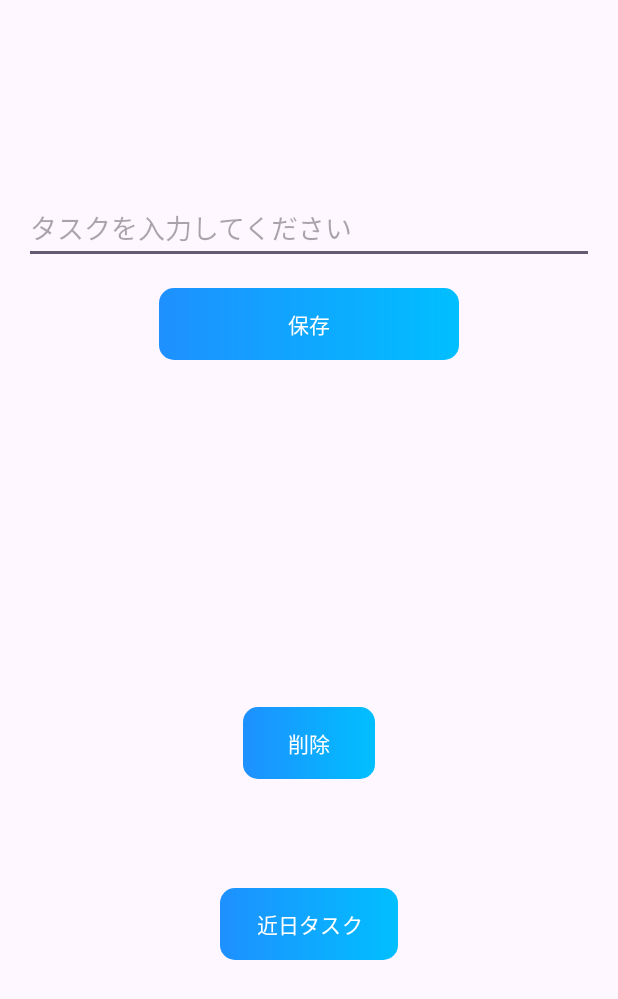
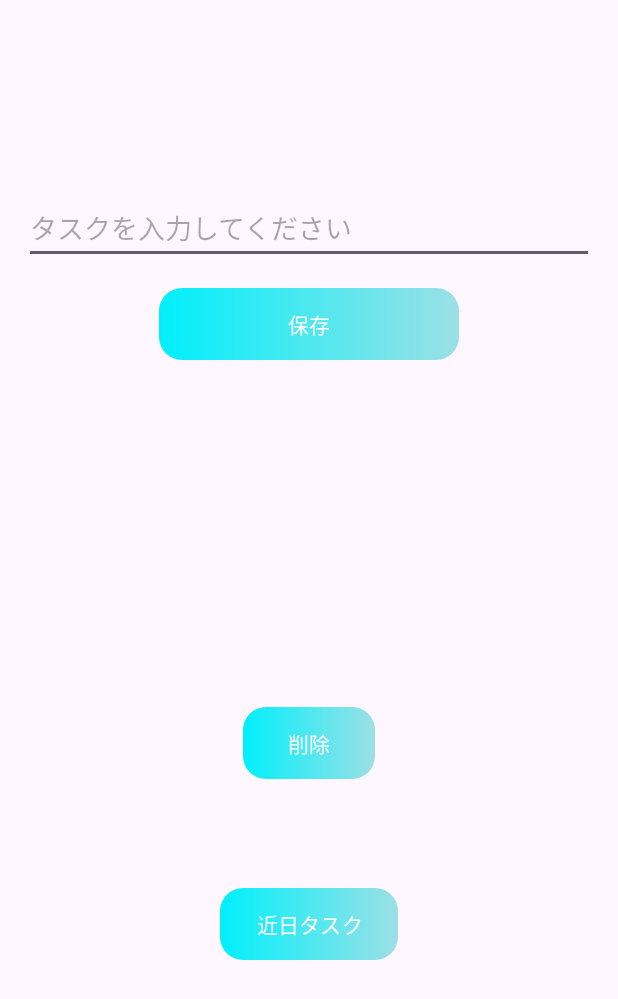
Before and after one commit to Watanabe-39/StudyApp, an Android app: the screen it shows after launch (TodoActivity), after a tap on "To Do List", on a phone screen of 412 x 824 dp. Shown: the top 999 px of the screen. Run offline under Robolectric (Android 15) with nearby library versions, the phone set to English and light mode, and no system bars; libraries missing offline, so code that uses them is left out: com.github.mikephil.charting; 20 statements that could not run were skipped.

Commit message:
日付はKotlinで取得するようにした

```diff
--- a/app/src/main/java/com/example/studyapp/DBHelper.kt
+++ b/app/src/main/java/com/example/studyapp/DBHelper.kt
@@ -33,11 +33,11 @@ class DBHelper(
         private const val SQL_CREATE_STUDY_TABLE_TEMPLATE = """
             CREATE TABLE IF NOT EXISTS %s (
                 id INTEGER PRIMARY KEY AUTOINCREMENT,
-                study_date TEXT DEFAULT (date(datetime('now', '+9 hours'), 'localtime')),
+                study_date TEXT,
                 total_minutes INTEGER
             )
         """
-        // 時間がちょっとずれる?
+        // 時間がちょっとずれる -> 日付はKotlinで取得するようにした
     }
 
     override fun onCreate(db: SQLiteDatabase) {
--- a/app/src/main/res/drawable/button_design.xml
+++ b/app/src/main/res/drawable/button_design.xml
@@ -4,12 +4,12 @@
 <!--    参考: https://hiyoko-programming.com/2072/    -->
 
     <corners
-        android:radius="10dp"/>
+        android:radius="15dp"/>
 
     <gradient
         android:angle="0"
-        android:startColor="#1e90ff"
-        android:endColor="#00bfff"/>
+        android:startColor="#00effb"
+        android:endColor="#9be0e5"/>
 
     <stroke
         android:color="@color/black"
--- a/app/src/main/res/layout/activity_main.xml
+++ b/app/src/main/res/layout/activity_main.xml
@@ -16,7 +16,7 @@
 
     <Button
         android:id="@+id/todo_navigate_button"
-        android:layout_width="200dp"
+        android:layout_width="250dp"
         android:layout_height="50dp"
         android:text="To Do List"
         android:layout_marginTop= "20dp"
@@ -28,7 +28,7 @@
 
     <Button
         android:id="@+id/study_time_navigate_button"
-        android:layout_width="200dp"
+        android:layout_width="250dp"
         android:layout_height="50dp"
         android:text="Study Time"
         app:layout_constraintTop_toBottomOf="@id/todo_navigate_button"
@@ -40,7 +40,7 @@
 
     <Button
         android:id="@+id/scadule_navigate_button"
-        android:layout_width="200dp"
+        android:layout_width="250dp"
         android:layout_height="50dp"
         android:text="Schedule"
         app:layout_constraintTop_toBottomOf="@id/study_time_navigate_button"
```
Also changed, not shown: app/src/main/java/com/example/studyapp/SetTasksActivity.kt (+18 -3 lines), app/src/main/java/com/example/studyapp/StudyTimeActivity.kt (+7 -0 lines), app/src/main/res/layout/dialog_add_tasks.xml (+9 -0 lines).
